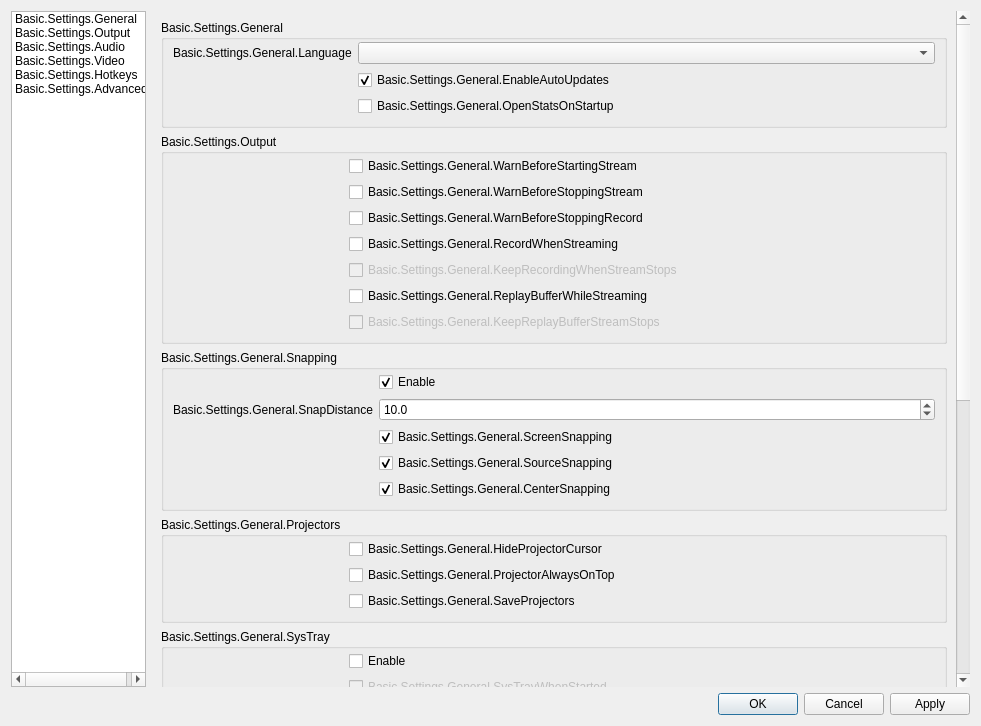
The window that UI/forms/OBSBasicSettings.ui (skimotv/SkimoMeetingRecorder) describes before a commit, drawn with Qt 5.
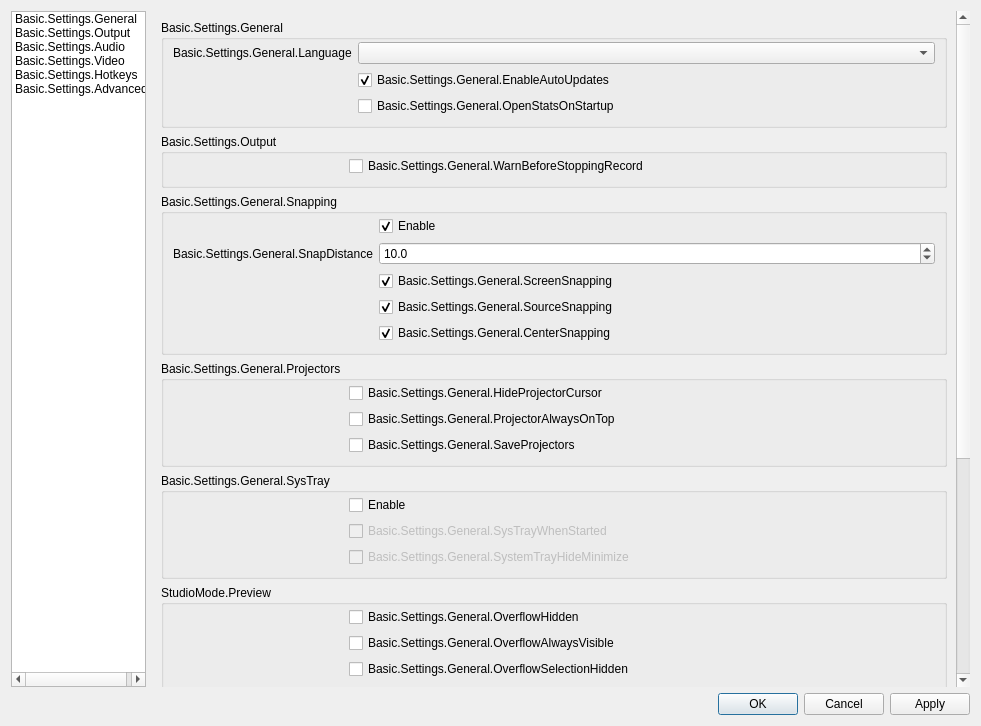
The same window after the commit. The open tabs and pages were chosen to show the change. Icons and pictures are not drawn.

Commit message: removed streaming stuff

```diff
--- a/UI/forms/OBSBasicSettings.ui
+++ b/UI/forms/OBSBasicSettings.ui
@@ -255,60 +255,12 @@
                     </spacer>
                    </item>
                    <item row="0" column="1">
-                    <widget class="QCheckBox" name="warnBeforeStreamStart">
-                     <property name="text">
-                      <string>Basic.Settings.General.WarnBeforeStartingStream</string>
-                     </property>
-                    </widget>
-                   </item>
-                   <item row="1" column="1">
-                    <widget class="QCheckBox" name="warnBeforeStreamStop">
-                     <property name="text">
-                      <string>Basic.Settings.General.WarnBeforeStoppingStream</string>
-                     </property>
-                    </widget>
-                   </item>
-                   <item row="2" column="1">
                     <widget class="QCheckBox" name="warnBeforeRecordStop">
                      <property name="text">
                       <string>Basic.Settings.General.WarnBeforeStoppingRecord</string>
                      </property>
                     </widget>
                    </item>
-                   <item row="3" column="1">
-                    <widget class="QCheckBox" name="recordWhenStreaming">
-                     <property name="text">
-                      <string>Basic.Settings.General.RecordWhenStreaming</string>
-                     </property>
-                    </widget>
-                   </item>
-                   <item row="4" column="1">
-                    <widget class="QCheckBox" name="keepRecordStreamStops">
-                     <property name="enabled">
-                      <bool>false</bool>
-                     </property>
-                     <property name="text">
-                      <string>Basic.Settings.General.KeepRecordingWhenStreamStops</string>
-                     </property>
-                    </widget>
-                   </item>
-                   <item row="5" column="1">
-                    <widget class="QCheckBox" name="replayWhileStreaming">
-                     <property name="text">
-                      <string>Basic.Settings.General.ReplayBufferWhileStreaming</string>
-                     </property>
-                    </widget>
-                   </item>
-                   <item row="6" column="1">
-                    <widget class="QCheckBox" name="keepReplayStreamStops">
-                     <property name="enabled">
-                      <bool>false</bool>
-                     </property>
-                     <property name="text">
-                      <string>Basic.Settings.General.KeepReplayBufferStreamStops</string>
-                     </property>
-                    </widget>
-                   </item>
                   </layout>
                  </widget>
                 </item>
```
